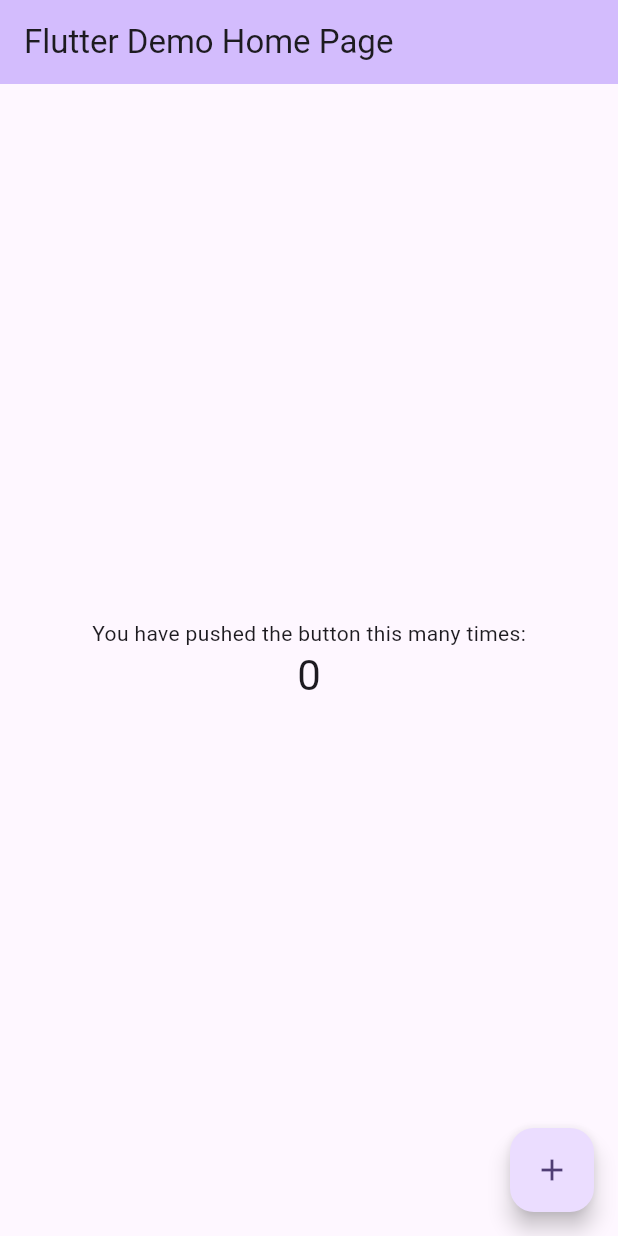
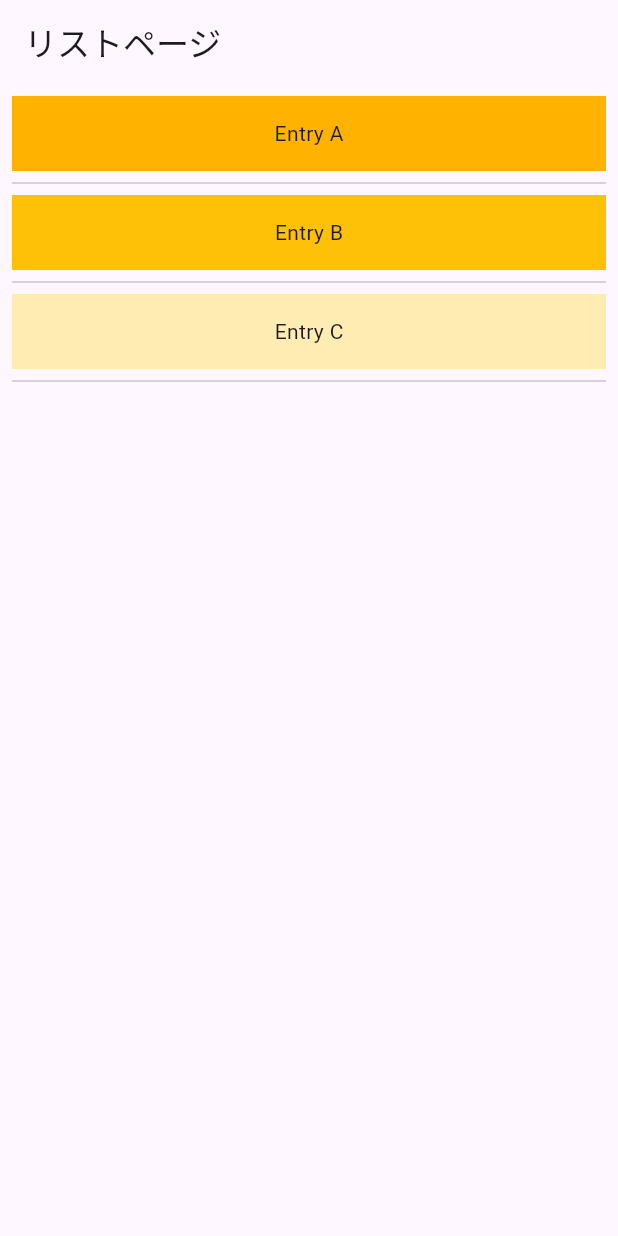
Before and after one commit to ryo-wo-59/flutter-turtrial, a Flutter app: the screen it shows after launch, on a phone screen of 412 x 824 dp. Run offline on Flutter 3.47's test engine with Material 3 defaults, Android fonts, the phone set to English and light mode, and no system bars.

Commit message:
listサンプル表示

```diff
--- a/lib/main.dart
+++ b/lib/main.dart
@@ -7,116 +7,102 @@ void main() {
 class MyApp extends StatelessWidget {
   const MyApp({super.key});
 
-  // This widget is the root of your application.
   @override
   Widget build(BuildContext context) {
     return MaterialApp(
-      title: 'Flutter Demo',
+      title: 'サンプルアプリ',
       theme: ThemeData(
-        // This is the theme of your application.
-        //
-        // TRY THIS: Try running your application with "flutter run". You'll see
-        // the application has a purple toolbar. Then, without quitting the app,
-        // try changing the seedColor in the colorScheme below to Colors.green
-        // and then invoke "hot reload" (save your changes or press the "hot
-        // reload" button in a Flutter-supported IDE, or press "r" if you used
-        // the command line to start the app).
-        //
-        // Notice that the counter didn't reset back to zero; the application
-        // state is not lost during the reload. To reset the state, use hot
-        // restart instead.
-        //
-        // This works for code too, not just values: Most code changes can be
-        // tested with just a hot reload.
         colorScheme: ColorScheme.fromSeed(seedColor: Colors.deepPurple),
       ),
-      home: const MyHomePage(title: 'Flutter Demo Home Page'),
+      home: const ListPage(),
     );
   }
 }
 
-class MyHomePage extends StatefulWidget {
-  const MyHomePage({super.key, required this.title});
+class ListPage extends StatelessWidget {
+  const ListPage({super.key});
 
-  // This widget is the home page of your application. It is stateful, meaning
-  // that it has a State object (defined below) that contains fields that affect
-  // how it looks.
-
-  // This class is the configuration for the state. It holds the values (in this
-  // case the title) provided by the parent (in this case the App widget) and
-  // used by the build method of the State. Fields in a Widget subclass are
-  // always marked "final".
-
-  final String title;
-
-  @override
-  State<MyHomePage> createState() => _MyHomePageState();
-}
-
-class _MyHomePageState extends State<MyHomePage> {
-  int _counter = 0;
-
-  void _incrementCounter() {
-    setState(() {
-      // This call to setState tells the Flutter framework that something has
-      // changed in this State, which causes it to rerun the build method below
-      // so that the display can reflect the updated values. If we changed
-      // _counter without calling setState(), then the build method would not be
-      // called again, and so nothing would appear to happen.
-      _counter++;
-    });
-  }
+  static const List<String> entries = <String>['A', 'B', 'C'];
+  static const List<int> colorCodes = <int>[600, 500, 100];
 
   @override
   Widget build(BuildContext context) {
-    // This method is rerun every time setState is called, for instance as done
-    // by the _incrementCounter method above.
-    //
-    // The Flutter framework has been optimized to make rerunning build methods
-    // fast, so that you can just rebuild anything that needs updating rather
-    // than having to individually change instances of widgets.
     return Scaffold(
       appBar: AppBar(
-        // TRY THIS: Try changing the color here to a specific color (to
-        // Colors.amber, perhaps?) and trigger a hot reload to see the AppBar
-        // change color while the other colors stay the same.
-        backgroundColor: Theme.of(context).colorScheme.inversePrimary,
-        // Here we take the value from the MyHomePage object that was created by
-        // the App.build method, and use it to set our appbar title.
-        title: Text(widget.title),
+        title: const Text('リストページ'),
       ),
-      body: Center(
-        // Center is a layout widget. It takes a single child and positions it
-        // in the middle of the parent.
-        child: Column(
-          // Column is also a layout widget. It takes a list of children and
-          // arranges them vertically. By default, it sizes itself to fit its
-          // children horizontally, and tries to be as tall as its parent.
-          //
-          // Column has various properties to control how it sizes itself and
-          // how it positions its children. Here we use mainAxisAlignment to
-          // center the children vertically; the main axis here is the vertical
-          // axis because Columns are vertical (the cross axis would be
-          // horizontal).
-          //
-          // TRY THIS: Invoke "debug painting" (choose the "Toggle Debug Paint"
-          // action in the IDE, or press "p" in the console), to see the
-          // wireframe for each widget.
-          mainAxisAlignment: MainAxisAlignment.center,
-          children: <Widget>[
-            const Text('You have pushed the button this many times:'),
-            Text(
-              '$_counter',
-              style: Theme.of(context).textTheme.headlineMedium,
-            ),
-          ],
-        ),
+      body: ListView.builder(
+        padding: const EdgeInsets.all(8),
+        itemCount: entries.length,
+        itemBuilder: (BuildContext context, int index) {
+          return Column(
+            children: [
+              GestureDetector(
+                onTap: () {
+                  // タップ時の処理をここに書く
+                  ScaffoldMessenger.of(context).showSnackBar(
+                    SnackBar(content: Text('Tapped on ${entries[index]}')),
+                  );
+                },
+                child: Container(
+                  height: 50,
+                  color: Colors.amber[colorCodes[index]],
+                  child: Center(
+                    child: Text('Entry ${entries[index]}'),
+                  ),
+                ),
+              ),
+              Divider(),
+            ]
+          );
+        }
       ),
-      floatingActionButton: FloatingActionButton(
-        onPressed: _incrementCounter,
-        tooltip: 'Increment',
-        child: const Icon(Icons.add),
-      ), // This trailing comma makes auto-formatting nicer for build methods.
     );
   }
 }
+
+// class MyHomePage extends StatefulWidget {
+//   const MyHomePage({super.key, required this.title});
+
+//   final String title;
+
+//   @override
+//   State<MyHomePage> createState() => _MyHomePageState();
+// }
+
+// class _MyHomePageState extends State<MyHomePage> {
+//   int _counter = 0;
+
+//   void _incrementCounter() {
+//     setState(() {
+//       _counter++;
+//     });
+//   }
+
+//   @override
+//   Widget build(BuildContext context) {
+//     return Scaffold(
+//       appBar: AppBar(
+//         backgroundColor: Theme.of(context).colorScheme.inversePrimary,
+//         title: Text(widget.title),
+//       ),
+//       body: Center(
+//         child: Column(
+//           mainAxisAlignment: MainAxisAlignment.center,
+//           children: <Widget>[
+//             const Text('You have pushed the button this many times:'),
+//             Text(
+//               '$_counter',
+//               style: Theme.of(context).textTheme.headlineMedium,
+//             ),
+//           ],
+//         ),
+//       ),
+//       floatingActionButton: FloatingActionButton(
+//         onPressed: _incrementCounter,
+//         tooltip: 'Increment',
+//         child: const Icon(Icons.add),
+//       ), // This trailing comma makes auto-formatting nicer for build methods.
+//     );
+//   }
+// }
```
